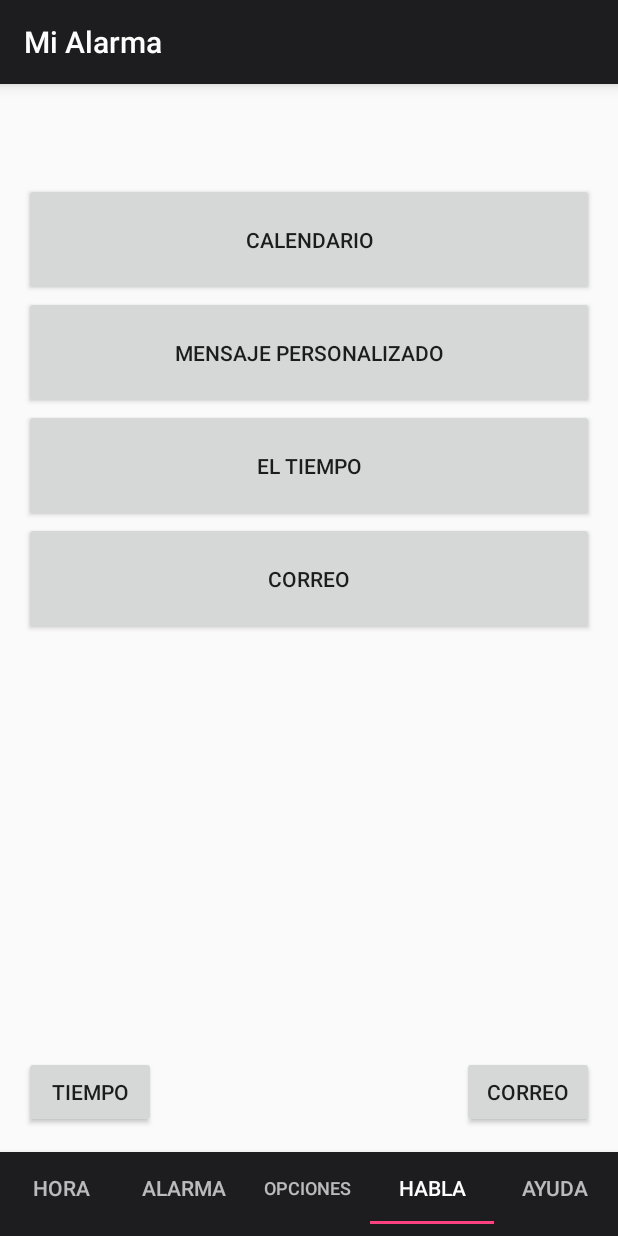
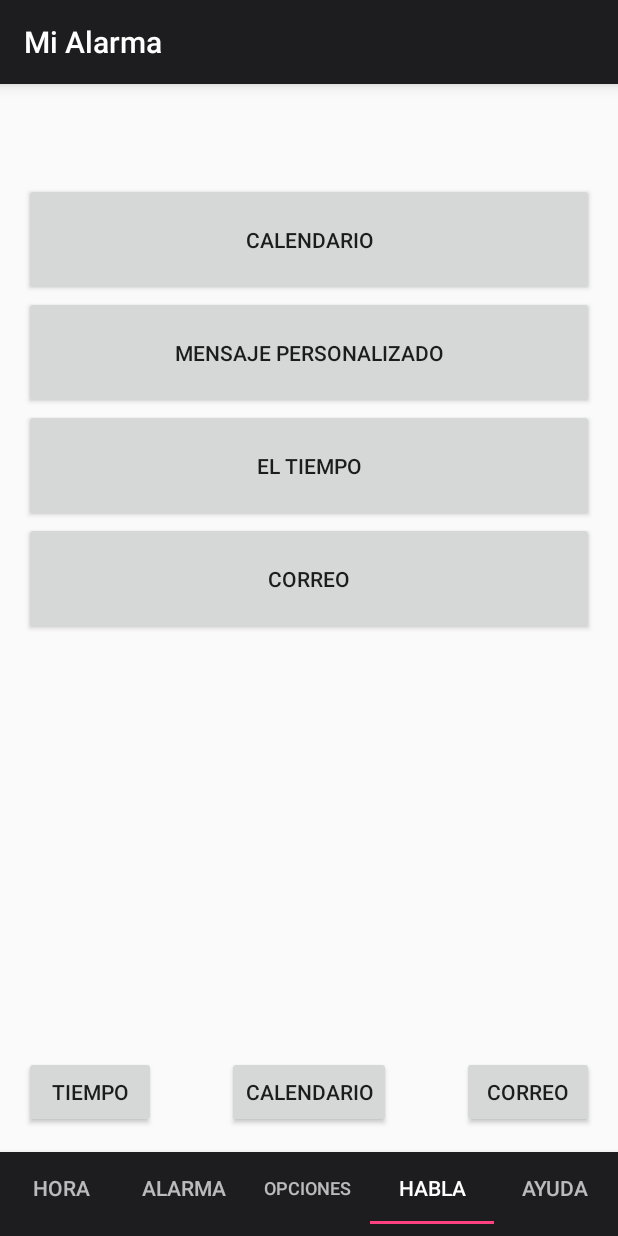
Before and after one commit to apd0025/AlarmaHablada, an Android app: the screen it shows after launch (MainActivity), item 4 of the bottom bar chosen, on a phone screen of 412 x 824 dp. Run offline under Robolectric (Android 15) with nearby library versions, the phone set to English and light mode, and no system bars.

Commit message:
Calendario añadido correctamente
Se ha añadido la funcionalidad de leer los eventos del calendario y de
decirlos con voz.

```diff
--- a/app/src/main/AndroidManifest.xml
+++ b/app/src/main/AndroidManifest.xml
@@ -3,6 +3,8 @@
     package="alvaroperezdelgado.alarmahablada">
 
     <uses-permission android:name="android.permission.INTERNET" />
+
+    <uses-permission android:name="android.permission.READ_CALENDAR" />
 
     <application
         android:allowBackup="true"
@@ -36,7 +38,8 @@
         <activity android:name=".Options.SetNameOptions" />
         <activity android:name=".Options.SetCityOptions" />
         <activity android:name=".Options.SetMailOptions" />
-        <activity android:name=".Options.SetTitleOptions"></activity>
+        <activity android:name=".Options.SetTitleOptions" />
+        <activity android:name=".Calendar.CalendarActivity"></activity>
     </application>
 
 </manifest>
--- /dev/null
+++ b/app/src/main/java/alvaroperezdelgado/alarmahablada/Calendar/ListCalendarEvents.java
@@ -0,0 +1,92 @@
+package alvaroperezdelgado.alarmahablada.Calendar;
+
+import java.util.ArrayList;
+import java.util.List;
+
+/**
+ * Clase que sirve para modelar una lista de eventos.
+ * Guardara todos los eventos que tenemos en un dia.
+ */
+public class ListCalendarEvents {
+
+    //Lista donde vamos a guardar los eventos que tenemos en un dia
+    private List<CalendarEvent> eventList = new ArrayList<CalendarEvent>();
+    private String speechCalendarEvents = "";
+    private static ListCalendarEvents listCalendarEvents;
+
+    public static ListCalendarEvents getInstance() {
+
+        if (listCalendarEvents == null) {
+            listCalendarEvents = new ListCalendarEvents();
+        }
+
+        return listCalendarEvents;
+    }
+
+    /**
+     * Método que sirve para añadir eventos a la lista de eventos.
+     * @param calendarEvent
+     */
+    public void addCalendarEvent(CalendarEvent calendarEvent) {
+        eventList.add(calendarEvent);
+    }
+
+
+
+    /**
+     * Método que sirve para eliminar por completo nuestra lista de eventos.
+     * Lo utilizaremos cada vez que queramos cargar de nuevo nuestros eventos, para que no esten por duplicado.
+     */
+    public void removeAll() {
+        setSpeechCalendarEvents("No hay eventos para hoy");
+        eventList.removeAll(eventList);
+    }
+
+    /**
+     * Método que nos devuelve el número de eventos que tenemos almacenados.
+     * @return eventList.size()
+     */
+    public int size() {
+        return eventList.size();
+    }
+
+    /**
+     * Método que sirve para devolvernos un evento dentro de la lista.
+     * @param index
+     * @return
+     */
+    public CalendarEvent getCalendarEvent(int index) {
+        if (index < size()&&index>=0) {
+            return eventList.get(index);
+        } else {
+            return new CalendarEvent("No");
+        }
+    }
+
+    public String getSpeechCalendarEvents() {
+        return speechCalendarEvents;
+    }
+
+    public void setSpeechCalendarEvents(String speechCalendarEvents) {
+        this.speechCalendarEvents = speechCalendarEvents;
+    }
+
+
+    /**
+     * Método que sirve para crear una cadena con lo que vamos a decir hablando
+     */
+    public void setSpeechMail() {
+        String aux = "";
+        if (size() < 1) {
+            setSpeechCalendarEvents("No hay eventos para hoy");
+        } else {
+            this.speechCalendarEvents = "Tienes " + size() + " eventos en tu calendario.";
+            for (int i = size() - 1; i >size() - 4; i--) {
+                //todo cambiar lo de la fecha... que solo diga la hora
+                aux = "Tienes un evento con título:" + getCalendarEvent(i).getTitle() +" que empieza a las "+getCalendarEvent(i).getBegin() +". ";
+                this.speechCalendarEvents = this.speechCalendarEvents.concat(aux);
+            }
+        }
+    }
+
+}
--- a/app/src/main/java/alvaroperezdelgado/alarmahablada/Model/Container.java
+++ b/app/src/main/java/alvaroperezdelgado/alarmahablada/Model/Container.java
@@ -1,6 +1,8 @@
 package alvaroperezdelgado.alarmahablada.Model;
 
 import java.io.File;
+
+import alvaroperezdelgado.alarmahablada.Calendar.ListCalendarEvents;
 
 /**
  * Clase container
@@ -10,14 +12,10 @@ public class Container {
     //guarda el string con el mensaje customizado
     private String customMessage = "Este es un mensaje personalizado";
 
-    //guarda el string con lo que queremos leer del calendario
-    private String ubuCalendarString = "No tienes eventos para hoy";
-
     //Guardamos el saludo
     private final String goodMorning="Buenos dias";
     private final String goodAfternoon="Buenas tardes";
     private final String goodNight="Buenas noches";
-
 
     //guarda la cancion que queramos reproducir
     private File song = null;
@@ -27,6 +25,9 @@ public class Container {
     private Emails emails=Emails.getInstance();
     //guarda el objeto user
     private User user=User.getInstance();
+    //guarda el objeto ListCalendarEvents
+    private ListCalendarEvents listCalendarEvents=ListCalendarEvents.getInstance();
+
 
 
     //guarda un objeto contenedor
@@ -51,14 +52,6 @@ public class Container {
         this.customMessage = customMessage;
     }
 
-    public String getUbuCalendarString() {
-        return ubuCalendarString;
-    }
-
-    public void setUbuCalendarString(String ubuCalendarString) {
-        this.ubuCalendarString = ubuCalendarString;
-    }
-
     public File getSong() {
         return song;
     }
@@ -75,4 +68,7 @@ public class Container {
         return emails;
     }
 
+    public ListCalendarEvents getListCalendarEvents() {
+        return listCalendarEvents;
+    }
 }
--- a/app/src/main/java/alvaroperezdelgado/alarmahablada/TabFragment1Time.java
+++ b/app/src/main/java/alvaroperezdelgado/alarmahablada/TabFragment1Time.java
@@ -15,7 +15,6 @@ import java.text.SimpleDateFormat;
 import java.util.Calendar;
 
 import alvaroperezdelgado.alarmahablada.Model.Container;
-import alvaroperezdelgado.alarmahablada.Model.Emails;
 
 /**
  * Esta clase es la que controla el layout que el TabLayout mostrará
@@ -30,7 +29,8 @@ public class TabFragment1Time extends Fragment {
     private ImageView ivIconWeather;
     private TextView tvMail1,tvMail2,tvMail3,tvMail4,tvMail11,tvMail22,tvMail33,tvMail44;
     private TextView tvCalendar1,tvCalendar2,tvCalendar3,tvCalendar4,tvCalendar5;
-    private Emails emails;
+    //Aqui tenemos todos nuestros objetos a mostrar, mail, calendar, weather
+    private Container container1;
 
     @Override
     public View onCreateView(LayoutInflater inflater, ViewGroup container, Bundle savedInstanceState) {
@@ -41,7 +41,9 @@ public class TabFragment1Time extends Fragment {
         Calendar cal = Calendar.getInstance();
         //obtener la vista
         View v = null;
-        emails=emails.getInstance();
+
+        container1=Container.getInstance();
+
         //desde aqui llamamos al layout que queremos que muestre
         //si nuestra version android es superior a Jelly bean ejecutaremos este código, sino el del else
         if (Build.VERSION.SDK_INT >= Build.VERSION_CODES.JELLY_BEAN) {
@@ -81,24 +83,37 @@ public class TabFragment1Time extends Fragment {
 
 
         //ponemos en los widgets del tiempo antes creados la infomacion que necesitamos
-        tvLocation.setText(Container.getInstance().getWeather().getLocation());
-        tvCondition.setText(Container.getInstance().getWeather().getCondition());
-        tvTemperature.setText(Container.getInstance().getWeather().getDegrees() + "\u00B0"+"C");
+        tvLocation.setText(container1.getWeather().getLocation());
+        tvCondition.setText(container1.getWeather().getCondition());
+        tvTemperature.setText(container1.getWeather().getDegrees() + "\u00B0"+"C");
         //TODO quitar este if warro necesito cargar la clase weather activity antes
-        if(Container.getInstance().getWeather().getIconResourceId()!=1) {
+        if(container1.getWeather().getIconResourceId()!=1) {
             @SuppressWarnings("deprecation") Drawable weatherIconDrawable = getResources().getDrawable(Container.getInstance().getWeather().getIconResourceId());
             ivIconWeather.setImageDrawable(weatherIconDrawable);
         }
-        int tam=emails.size();
 
-        tvMail1.setText(emails.getEmail(tam-1)[0]);
-        tvMail2.setText(emails.getEmail(tam-2)[0]);
-        tvMail3.setText(emails.getEmail(tam-3)[0]);
-        tvMail4.setText(emails.getEmail(tam-4)[0]);
-        tvMail11.setText("| "+emails.getEmail(tam-1)[1]);
-        tvMail22.setText("| "+emails.getEmail(tam-2)[1]);
-        tvMail33.setText("| "+emails.getEmail(tam-3)[1]);
-        tvMail44.setText("| "+emails.getEmail(tam-4)[1]);
+        //Mostramos en pantalla los emails que tenemos en Emails
+        int tamMails=container1.getEmails().size();
+
+        tvMail1.setText(container1.getEmails().getEmail(tamMails - 1)[0]);
+        tvMail2.setText(container1.getEmails().getEmail(tamMails - 2)[0]);
+        tvMail3.setText(container1.getEmails().getEmail(tamMails - 3)[0]);
+        tvMail4.setText(container1.getEmails().getEmail(tamMails - 4)[0]);
+        tvMail11.setText("| "+container1.getEmails().getEmail(tamMails - 1)[1]);
+        tvMail22.setText("| "+container1.getEmails().getEmail(tamMails - 2)[1]);
+        tvMail33.setText("| "+container1.getEmails().getEmail(tamMails - 3)[1]);
+        tvMail44.setText("| "+container1.getEmails().getEmail(tamMails - 4)[1]);
+
+        //Mostramos por pantalla los eventos del calendario que tenemos en ListCalendarEvents
+        int tamCalEvents=container1.getListCalendarEvents().size();
+
+        tvCalendar1.setText(container1.getListCalendarEvents().getCalendarEvent(tamCalEvents-1).toString());
+        tvCalendar2.setText(container1.getListCalendarEvents().getCalendarEvent(tamCalEvents-2).toString());
+        tvCalendar3.setText(container1.getListCalendarEvents().getCalendarEvent(tamCalEvents-3).toString());
+        tvCalendar4.setText(container1.getListCalendarEvents().getCalendarEvent(tamCalEvents-4).toString());
+
+
+
 
         return v;
     }
--- a/app/src/main/res/layout/activity_days.xml
+++ b/app/src/main/res/layout/activity_days.xml
@@ -33,8 +33,7 @@
             android:id="@+id/swMonday"
             android:layout_column="0"
             android:layout_weight="1"
-            android:checked="false"
-            android:backgroundTint="#561717" />
+            android:checked="false" />
     </TableRow>
     <TableRow
         android:layout_width="match_parent"
--- a/app/src/main/res/layout/tab_fragment_4talk.xml
+++ b/app/src/main/res/layout/tab_fragment_4talk.xml
@@ -90,4 +90,12 @@
         android:layout_alignParentRight="true"
         android:text="@string/mail" />
 
+    <Button
+        android:layout_width="wrap_content"
+        android:layout_height="wrap_content"
+        android:text="@string/calendar"
+        android:id="@+id/btCalendar"
+        android:layout_alignParentBottom="true"
+        android:layout_centerHorizontal="true" />
+
 </RelativeLayout>
--- a/app/src/main/res/values/colors.xml
+++ b/app/src/main/res/values/colors.xml
@@ -2,5 +2,5 @@
 <resources>
     <color name="colorPrimary">#1d1d20</color>
     <color name="colorPrimaryDark">#303f9f</color>
-    <color name="colorAccent">#40ff40</color>
+    <color name="colorAccent">#FF4081</color>
 </resources>
```
Also changed, not shown: app/src/main/java/alvaroperezdelgado/alarmahablada/Calendar/CalendarActivity.java (added, +91 -0 lines), app/src/main/java/alvaroperezdelgado/alarmahablada/Calendar/CalendarEvent.java (added, +151 -0 lines), app/src/main/java/alvaroperezdelgado/alarmahablada/Model/Emails.java (+82 -43 lines), app/src/main/java/alvaroperezdelgado/alarmahablada/TabFragment4Talk.java (+11 -2 lines), app/src/main/res/layout/activity_calendar.xml (added, +12 -0 lines), app/src/main/res/layout/tab_fragment_1time.xml (+0 -8 lines), app/src/main/res/layout/tab_fragment_1time2.xml (+6 -18 lines).
